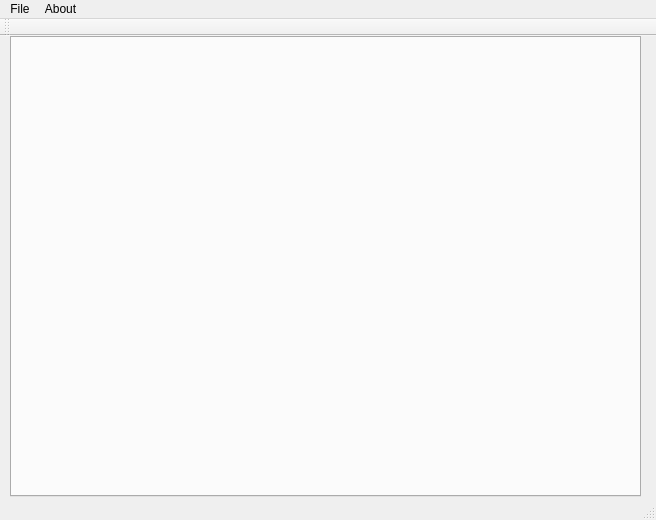
The window that src/mainwindow.ui (kalalannn/qt-chess) describes before a commit, drawn with Qt 5.
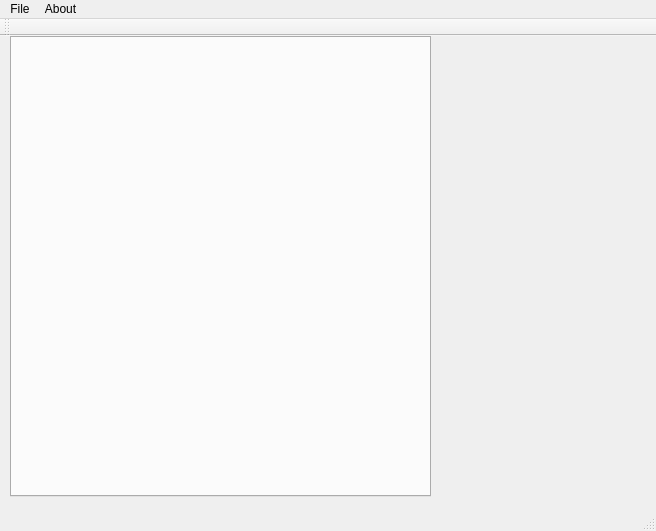
The same window after the commit.

What changed in the file:
```diff
--- a/src/mainwindow.ui
+++ b/src/mainwindow.ui
@@ -7,7 +7,7 @@
     <x>0</x>
     <y>0</y>
     <width>656</width>
-    <height>520</height>
+    <height>531</height>
    </rect>
   </property>
   <property name="windowTitle">
@@ -19,7 +19,7 @@
      <rect>
       <x>10</x>
       <y>0</y>
-      <width>631</width>
+      <width>421</width>
       <height>461</height>
      </rect>
     </property>
```
